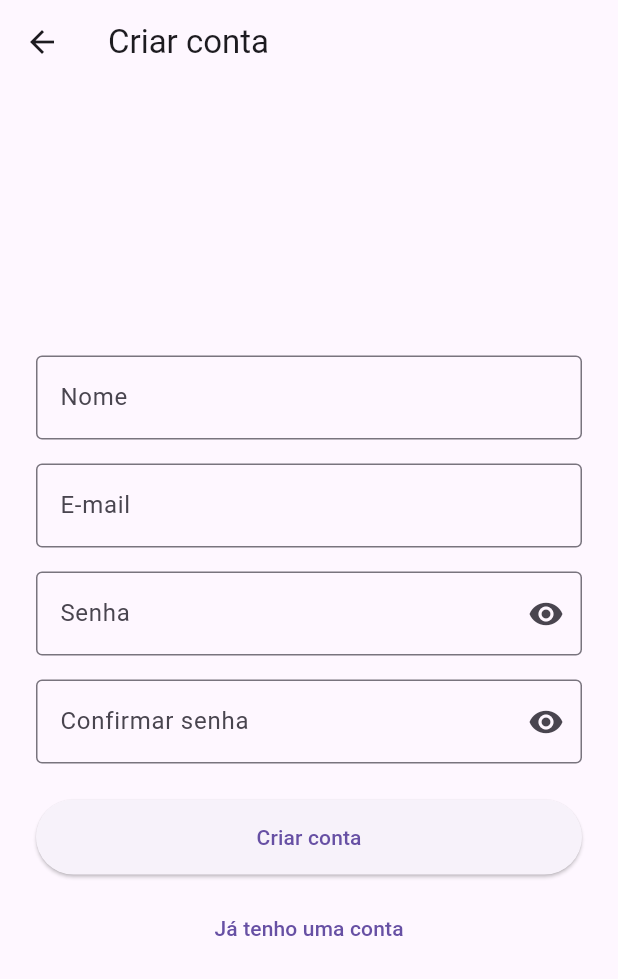
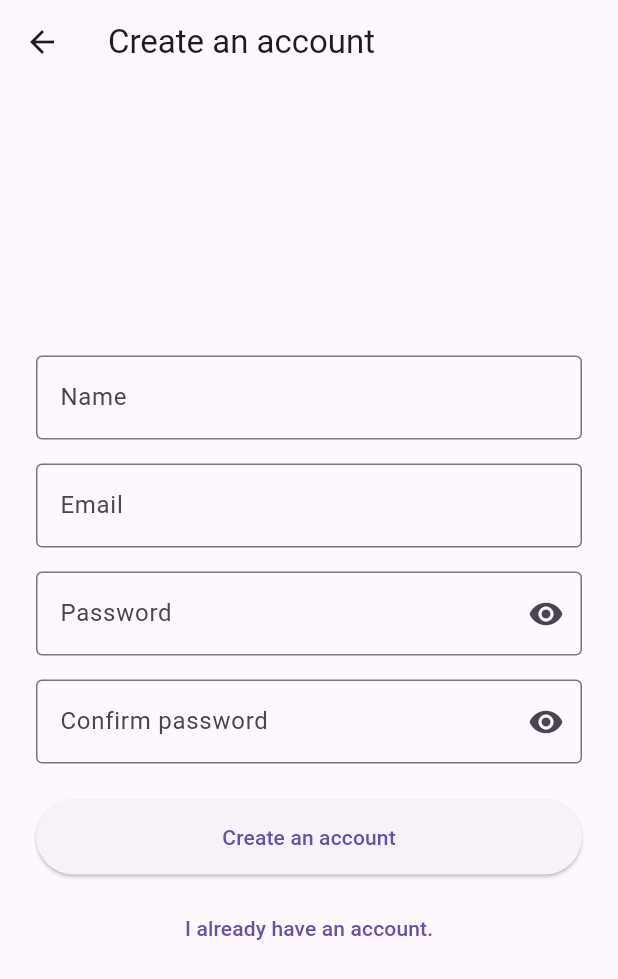
Before and after one commit to brendobrito2002/tracking_your_habits, a Flutter app: the RegisterView screen opened directly, on a phone screen of 412 x 824 dp. Shown: the top 979 px of the screen. Run offline on Flutter 3.47's test engine with Material 3 defaults, Android fonts, the phone set to English and light mode, and no system bars; our stand-ins replace firebase_auth, firebase_core, fl_chart, hive, hive_flutter, table_calendar; accounts and stored records are empty.

Commit message:
feat: todas as views localizadas para pt e en

```diff
--- a/lib/l10n/app_localizations.dart
+++ b/lib/l10n/app_localizations.dart
@@ -406,6 +406,192 @@ abstract class AppLocalizations {
   /// In en, this message translates to:
   /// **'Sign out'**
   String get logout;
+
+  /// No description provided for @level.
+  ///
+  /// In en, this message translates to:
+  /// **'Level {level}'**
+  String level(Object level);
+
+  /// No description provided for @bestStreak.
+  ///
+  /// In en, this message translates to:
+  /// **'🔥 Best streak'**
+  String get bestStreak;
+
+  /// No description provided for @days.
+  ///
+  /// In en, this message translates to:
+  /// **'{count} day(s)'**
+  String days(Object count);
+
+  /// No description provided for @calendar.
+  ///
+  /// In en, this message translates to:
+  /// **'Calendar'**
+  String get calendar;
+
+  /// No description provided for @statistics.
+  ///
+  /// In en, this message translates to:
+  /// **'Statistics'**
+  String get statistics;
+
+  /// No description provided for @performance.
+  ///
+  /// In en, this message translates to:
+  /// **'Performance'**
+  String get performance;
+
+  /// No description provided for @successRate.
+  ///
+  /// In en, this message translates to:
+  /// **'Success rate: {rate}%'**
+  String successRate(Object rate);
+
+  /// No description provided for @undoCompletion.
+  ///
+  /// In en, this message translates to:
+  /// **'Undo completion'**
+  String get undoCompletion;
+
+  /// No description provided for @markAsCompleted.
+  ///
+  /// In en, this message translates to:
+  /// **'Mark as completed'**
+  String get markAsCompleted;
+
+  /// No description provided for @weekday.
+  ///
+  /// In en, this message translates to:
+  /// **'Day of the week'**
+  String get weekday;
+
+  /// No description provided for @selectWeekday.
+  ///
+  /// In en, this message translates to:
+  /// **'Select a day of the week.'**
+  String get selectWeekday;
+
+  /// No description provided for @noHabitsForDay.
+  ///
+  /// In en, this message translates to:
+  /// **'No habits scheduled for this day.'**
+  String get noHabitsForDay;
+
+  /// No description provided for @january.
+  ///
+  /// In en, this message translates to:
+  /// **'January'**
+  String get january;
+
+  /// No description provided for @february.
+  ///
+  /// In en, this message translates to:
+  /// **'February'**
+  String get february;
+
+  /// No description provided for @march.
+  ///
+  /// In en, this message translates to:
+  /// **'March'**
+  String get march;
+
+  /// No description provided for @april.
+  ///
+  /// In en, this message translates to:
+  /// **'April'**
+  String get april;
+
+  /// No description provided for @may.
+  ///
+  /// In en, this message translates to:
+  /// **'May'**
+  String get may;
+
+  /// No description provided for @june.
+  ///
+  /// In en, this message translates to:
+  /// **'June'**
+  String get june;
+
+  /// No description provided for @july.
+  ///
+  /// In en, this message translates to:
+  /// **'July'**
+  String get july;
+
+  /// No description provided for @august.
+  ///
+  /// In en, this message translates to:
+  /// **'August'**
+  String get august;
+
+  /// No description provided for @september.
+  ///
+  /// In en, this message translates to:
+  /// **'September'**
+  String get september;
+
+  /// No description provided for @october.
+  ///
+  /// In en, this message translates to:
+  /// **'October'**
+  String get october;
+
+  /// No description provided for @november.
+  ///
+  /// In en, this message translates to:
+  /// **'November'**
+  String get november;
+
+  /// No description provided for @december.
+  ///
+  /// In en, this message translates to:
+  /// **'December'**
+  String get december;
+
+  /// No description provided for @confirmPassword.
+  ///
+  /// In en, this message translates to:
+  /// **'Confirm password'**
+  String get confirmPassword;
+
+  /// No description provided for @enterName.
+  ///
+  /// In en, this message translates to:
+  /// **'Enter your name.'**
+  String get enterName;
+
+  /// No description provided for @passwordMinLength.
+  ///
+  /// In en, this message translates to:
+  /// **'Password must be at least 6 characters.'**
+  String get passwordMinLength;
+
+  /// No description provided for @confirmPasswordError.
+  ///
+  /// In en, this message translates to:
+  /// **'Confirm the password.'**
+  String get confirmPasswordError;
+
+  /// No description provided for @passwordsDoNotMatch.
+  ///
+  /// In en, this message translates to:
+  /// **'Passwords do not match.'**
+  String get passwordsDoNotMatch;
+
+  /// No description provided for @alreadyHaveAccount.
+  ///
+  /// In en, this message translates to:
+  /// **'I already have an account.'**
+  String get alreadyHaveAccount;
+
+  /// No description provided for @accountCreationError.
+  ///
+  /// In en, this message translates to:
+  /// **'Error creating the account.'**
+  String get accountCreationError;
 }
 
 class _AppLocalizationsDelegate extends LocalizationsDelegate<AppLocalizations> {
--- a/lib/src/views/habits/habits_form_view.dart
+++ b/lib/src/views/habits/habits_form_view.dart
@@ -61,7 +61,7 @@ class _HabitFormViewState extends State<HabitFormView> {
         SnackBar(
           content: Text(
             _frequency == 'Semanal'
-                ? 'Selecione um dia da semana.'
+                ? l10n.selectWeekday
                 : l10n.selectCustomDay,
           ),
         ),
@@ -202,7 +202,7 @@ class _HabitFormViewState extends State<HabitFormView> {
                 Align(
                   alignment: Alignment.centerLeft,
                   child: Text(
-                    'Dia da semana',
+                    l10n.weekday,
                     style: const TextStyle(
                       fontSize: 16,
                       fontWeight: FontWeight.bold,
--- a/lib/src/views/habits/habits_view.dart
+++ b/lib/src/views/habits/habits_view.dart
@@ -88,8 +88,8 @@ class _HabitsViewState extends State<HabitsView> {
                                   : Icons.check_circle_outline,
                             ),
                             tooltip: isChecked
-                                ? 'Desfazer conclusão'
-                                : 'Marcar como concluído',
+                                ? l10n.undoCompletion
+                                : l10n.markAsCompleted,
                             onPressed: () async {
                               if (isChecked) {
                                 await checkInViewModel.removeCheckIn(
--- a/lib/src/views/register/register_view.dart
+++ b/lib/src/views/register/register_view.dart
@@ -3,6 +3,7 @@ import 'package:provider/provider.dart';
 
 import '../../viewmodels/register_viewmodel.dart';
 import '../login/login_view.dart';
+import '/../l10n/app_localizations.dart';
 
 class RegisterView extends StatefulWidget {
   const RegisterView({super.key});
@@ -61,33 +62,34 @@ class _RegisterViewState extends State<RegisterView> {
   }
 
   void _showError(String? errorCode) {
+    final l10n = AppLocalizations.of(context)!;
     if (errorCode == null) return;
 
     String message;
 
     switch (errorCode) {
       case 'invalid-email':
-        message = 'E-mail inválido.';
+        message = l10n.invalidEmail;
         break;
 
       case 'email-already-in-use':
-        message = 'Este e-mail já está cadastrado.';
+        message = l10n.emailAlreadyInUse;
         break;
 
       case 'weak-password':
-        message = 'A senha é muito fraca.';
+        message = l10n.weakPassword;
         break;
 
       case 'network-request-failed':
-        message = 'Erro de conexão com a internet.';
+        message = l10n.networkRequestFailed;
         break;
 
       case 'too-many-requests':
-        message = 'Muitas tentativas. Tente novamente mais tarde.';
+        message = l10n.tooManyRequests;
         break;
 
       default:
-        message = 'Erro ao criar a conta.';
+        message = l10n.accountCreationError;
     }
 
     ScaffoldMessenger.of(context).showSnackBar(
@@ -99,9 +101,10 @@ class _RegisterViewState extends State<RegisterView> {
 
   @override
   Widget build(BuildContext context) {
+    final l10n = AppLocalizations.of(context)!;
     return Scaffold(
       appBar: AppBar(
-        title: const Text('Criar conta'),
+        title: Text(l10n.createAccount),
       ),
       body: Consumer<RegisterViewModel>(
         builder: (context, viewModel, child) {
@@ -115,13 +118,13 @@ class _RegisterViewState extends State<RegisterView> {
                     TextFormField(
                       controller: _nameController,
                       textCapitalization: TextCapitalization.words,
-                      decoration: const InputDecoration(
-                        labelText: 'Nome',
-                        border: OutlineInputBorder(),
+                      decoration: InputDecoration(
+                        labelText: l10n.name,
+                        border: const OutlineInputBorder(),
                       ),
                       validator: (value) {
                         if (value == null || value.trim().isEmpty) {
-                          return 'Informe seu nome.';
+                          return l10n.enterName;
                         }
 
                         return null;
@@ -132,13 +135,13 @@ class _RegisterViewState extends State<RegisterView> {
                     TextFormField(
                       controller: _emailController,
                       keyboardType: TextInputType.emailAddress,
-                      decoration: const InputDecoration(
-                        labelText: 'E-mail',
-                        border: OutlineInputBorder(),
+                      decoration: InputDecoration(
+                        labelText: l10n.email,
+                        border: const OutlineInputBorder(),
                       ),
                       validator: (value) {
                         if (value == null || value.trim().isEmpty) {
-                          return 'Informe o e-mail.';
+                          return l10n.enterEmail;
                         }
 
                         return null;
@@ -151,7 +154,7 @@ class _RegisterViewState extends State<RegisterView> {
                       controller: _passwordController,
                       obscureText: _obscurePassword,
                       decoration: InputDecoration(
-                        labelText: 'Senha',
+                        labelText: l10n.password,
                         border: const OutlineInputBorder(),
                         suffixIcon: IconButton(
                           onPressed: () {
@@ -168,11 +171,11 @@ class _RegisterViewState extends State<RegisterView> {
                       ),
                       validator: (value) {
                         if (value == null || value.isEmpty) {
-                          return 'Informe a senha.';
+                          return l10n.enterPassword;
                         }
 
                         if (value.length < 6) {
-                          return 'A senha deve ter pelo menos 6 caracteres.';
+                          return l10n.passwordMinLength;
                         }
 
                         return null;
@@ -185,7 +188,7 @@ class _RegisterViewState extends State<RegisterView> {
                       controller: _confirmPasswordController,
                       obscureText: _obscureConfirmPassword,
                       decoration: InputDecoration(
-                        labelText: 'Confirmar senha',
+                        labelText: l10n.confirmPassword,
                         border: const OutlineInputBorder(),
                         suffixIcon: IconButton(
                           onPressed: () {
@@ -203,11 +206,11 @@ class _RegisterViewState extends State<RegisterView> {
                       ),
                       validator: (value) {
                         if (value == null || value.isEmpty) {
-                          return 'Confirme a senha.';
+                          return l10n.confirmPasswordError;
                         }
 
                         if (value != _passwordController.text) {
-                          return 'As senhas não coincidem.';
+                          return l10n.passwordsDoNotMatch;
                         }
 
                         return null;
@@ -227,7 +230,7 @@ class _RegisterViewState extends State<RegisterView> {
                           height: 24,
                           child: CircularProgressIndicator(),
                         )
-                            : const Text('Criar conta'),
+                            : Text(l10n.createAccount),
                       ),
                     ),
 
@@ -237,7 +240,7 @@ class _RegisterViewState extends State<RegisterView> {
                       onPressed: () {
                         Navigator.pop(context);
                       },
-                      child: const Text('Já tenho uma conta'),
+                      child: Text(l10n.alreadyHaveAccount),
                     ),
                   ],
                 ),
```
Also changed, not shown: lib/l10n/app_en.arb (+32 -1 lines), lib/l10n/app_localizations_en.dart (+99 -0 lines), lib/l10n/app_localizations_pt.dart (+99 -0 lines), lib/l10n/app_pt.arb (+32 -1 lines), lib/src/views/calendar/calendar_view.dart (+27 -22 lines), lib/src/views/home/home_view.dart (+7 -7 lines), lib/src/views/statistics/statistics_view.dart (+10 -6 lines).
